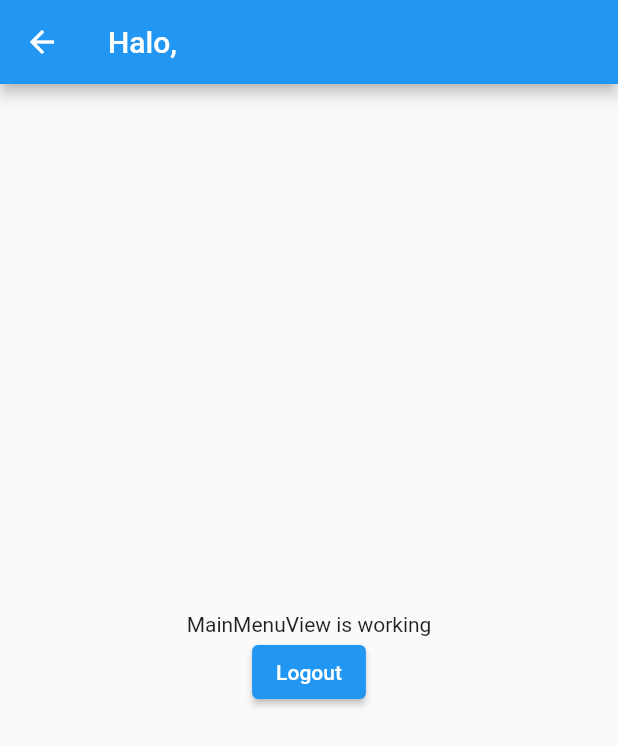
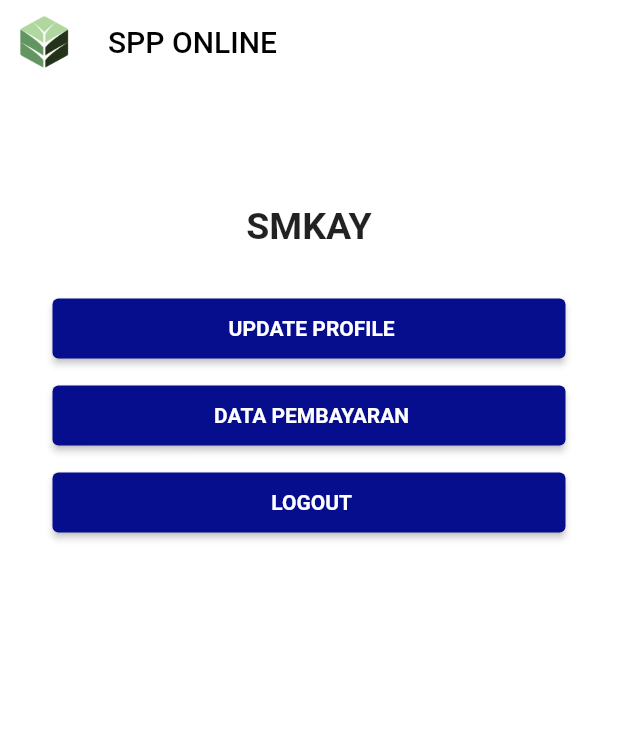
Before and after one commit to syah769/aplikasi_spp, a Flutter app: the MainMenuView screen opened by its route, on a phone screen of 412 x 824 dp. Shown: the top 746 px of the screen. Run offline on Flutter 3.47's test engine with Material 2 defaults, Android fonts, the phone set to English and light mode, and no system bars; our stand-ins replace firebase_core, firebase_messaging, flutter_easyloading, flutter_secure_storage, get; accounts and stored records are empty.

Commit message:
laravel API - 25
design main menu page

```diff
--- a/lib/app/modules/MainMenu/views/main_menu_view.dart
+++ b/lib/app/modules/MainMenu/views/main_menu_view.dart
@@ -1,4 +1,4 @@
-// ignore_for_file: prefer_const_constructors
+// ignore_for_file: prefer_const_constructors, sort_child_properties_last
 
 import 'package:aplikasi_spp/app/routes/app_pages.dart';
 import 'package:flutter/material.dart';
@@ -11,28 +11,93 @@ class MainMenuView extends GetView<MainMenuController> {
 
   @override
   Widget build(BuildContext context) {
+    var buttonStyle = ElevatedButton.styleFrom(
+      backgroundColor: Color.fromARGB(255, 7, 14, 142),
+      fixedSize: Size(Get.width - 70, 40),
+    );
     return FutureBuilder(
       future: controller.storage.read(key: "name"),
       builder: (BuildContext context, AsyncSnapshot snapshot) {
         if (snapshot.hasData) {
           return Scaffold(
+            backgroundColor: Colors.white,
             appBar: AppBar(
-              title: Text('Halo, ${snapshot.data}'),
+              leading: Container(
+                padding: EdgeInsets.only(
+                  left: 3,
+                  top: 3,
+                  bottom: 3,
+                ),
+                child: Image.asset(
+                  "images/logo.png",
+                ),
+              ),
+              elevation: 0,
+              backgroundColor: Colors.white,
+              title: Text(
+                'SPP ONLINE',
+                style: TextStyle(
+                  color: Colors.black,
+                ),
+              ),
             ),
-            body: Center(
-              child: Column(
-                mainAxisAlignment: MainAxisAlignment.center,
-                children: [
-                  Text(
-                    'MainMenuView is working',
+            body: SingleChildScrollView(
+              child: Center(
+                child: Container(
+                  padding: EdgeInsets.only(
+                    left: 20,
+                    right: 20,
                   ),
-                  ElevatedButton(
-                      onPressed: () async {
-                        await controller.clearStorage();
-                        Get.offAllNamed(Routes.HOME);
-                      },
-                      child: Text("Logout")),
-                ],
+                  child: Column(
+                    crossAxisAlignment: CrossAxisAlignment.center,
+                    children: [
+                      SizedBox(height: 80),
+                      Text(
+                        "SMKAY",
+                        style: TextStyle(
+                          fontSize: 25,
+                          fontWeight: FontWeight.bold,
+                        ),
+                      ),
+                      SizedBox(height: 30),
+                      ElevatedButton(
+                        onPressed: () {},
+                        child: Text(
+                          " UPDATE PROFILE",
+                          style: TextStyle(
+                            color: Colors.white,
+                            fontWeight: FontWeight.bold,
+                          ),
+                        ),
+                        style: buttonStyle,
+                      ),
+                      SizedBox(height: 10),
+                      ElevatedButton(
+                        onPressed: () {},
+                        child: Text(
+                          " DATA PEMBAYARAN",
+                          style: TextStyle(
+                            color: Colors.white,
+                            fontWeight: FontWeight.bold,
+                          ),
+                        ),
+                        style: buttonStyle,
+                      ),
+                      SizedBox(height: 10),
+                      ElevatedButton(
+                        onPressed: () {},
+                        child: Text(
+                          " LOGOUT",
+                          style: TextStyle(
+                            color: Colors.white,
+                            fontWeight: FontWeight.bold,
+                          ),
+                        ),
+                        style: buttonStyle,
+                      ),
+                    ],
+                  ),
+                ),
               ),
             ),
           );
```
